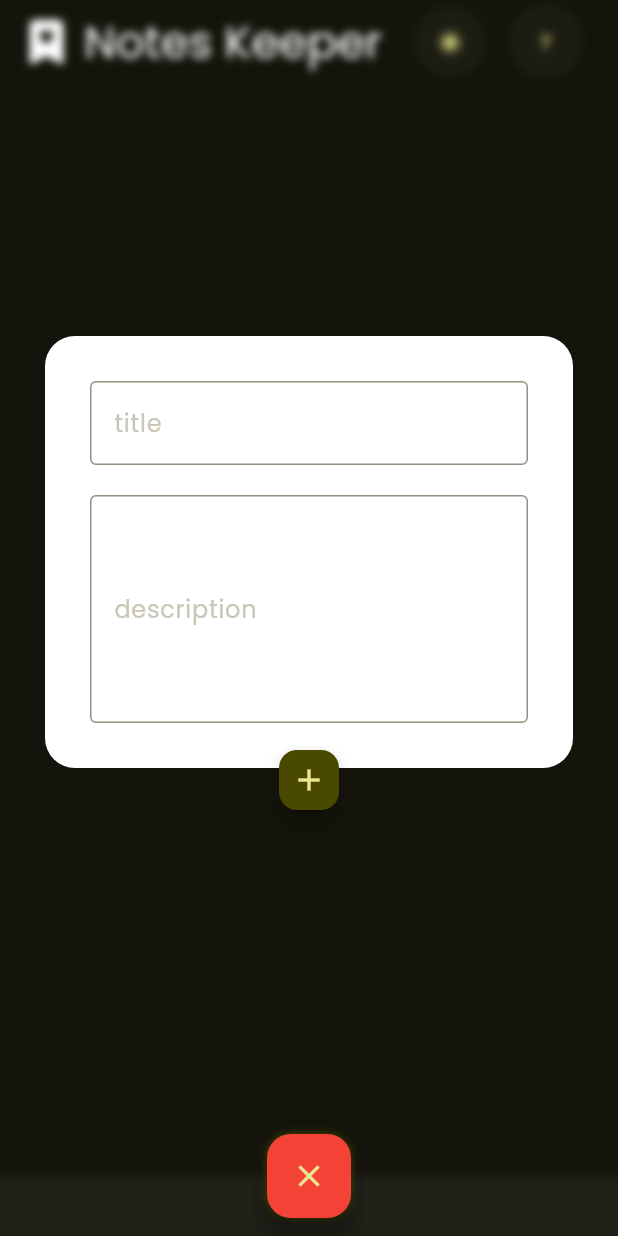
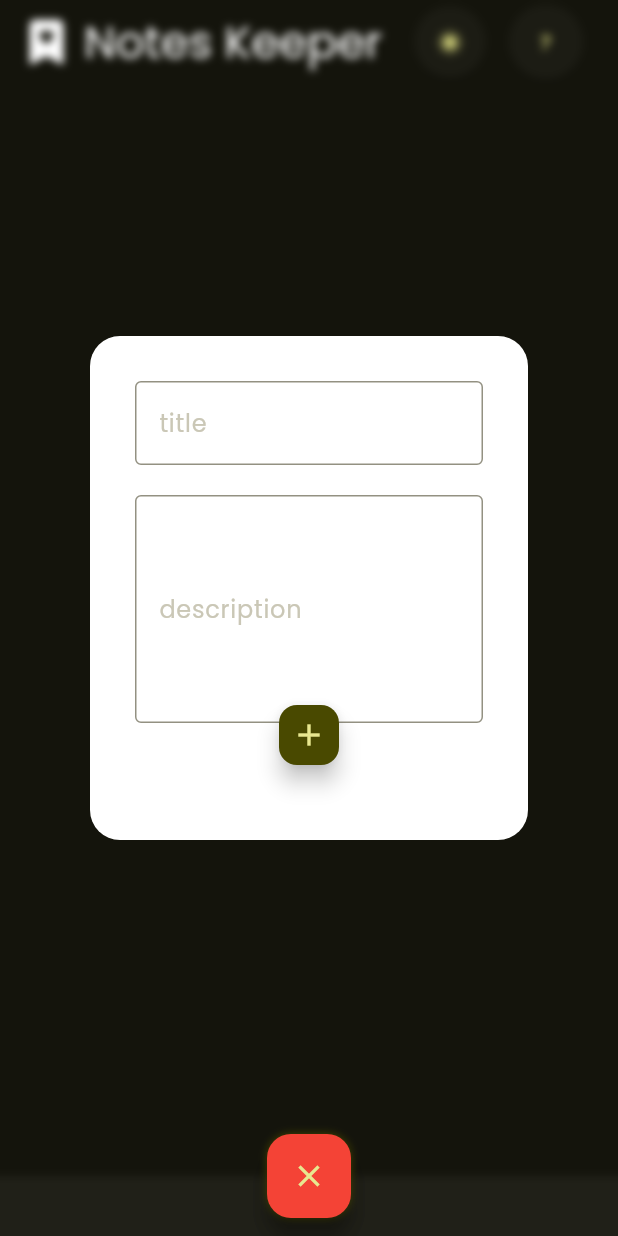
Before and after one commit to MohamedS18/notes_keeper_app, a Flutter app: the Home screen opened directly, after a tap on the "nightlight round" icon, after a tap on the "add" icon, on a phone screen of 412 x 824 dp. Run offline on Flutter 3.47's test engine with Material 3 defaults, Android fonts, the light colour scheme and no system bars; our stand-ins replace flutter_svg, google_fonts; network calls fail.

Commit message:
debugged add button issue

```diff
--- a/lib/home.dart
+++ b/lib/home.dart
@@ -155,29 +155,24 @@ class _HomeState extends State<Home> {
                 children: [
                   Padding(
                     padding: const EdgeInsets.all(30.0),
-                    child: Column(
-                      mainAxisAlignment: MainAxisAlignment.center,
+                    child: Stack(
                       children: [
                         Positioned.fill(
                           child: BackdropFilter(
                             filter: ImageFilter.blur(sigmaX: 3, sigmaY: 3),
-                            child: Container(
-                              color: const Color.fromARGB(
-                                255,
-                                158,
-                                158,
-                                158,
-                              ).withAlpha((0.2 * 255).toInt()),
+                            child: Container(),
                           ),
                         ),
-                        ),
-                        Container(
+                        Center(
+                          child: Container(
                             padding: EdgeInsets.all(30),
+                            margin: EdgeInsets.symmetric(horizontal: 30),
                             decoration: BoxDecoration(
                               color: Colors.white,
                               borderRadius: BorderRadius.circular(20),
                             ),
                             child: Column(
+                              mainAxisSize: MainAxisSize.min,
                               children: [
                                 TextField(
                                   controller: title,
@@ -193,9 +188,6 @@ class _HomeState extends State<Home> {
                                   decoration: InputDecoration(
                                     label: Text("description"),
                                     border: OutlineInputBorder(),
-                                ),
-                              ),
-                            ],
                                   ),
                                 ),
                                 Align(
@@ -226,6 +218,10 @@ class _HomeState extends State<Home> {
                               ],
                             ),
                           ),
+                        ),
+                      ],
+                    ),
+                  ),
                 ],
               ),
               floatingActionButtonLocation:
--- a/lib/main.dart
+++ b/lib/main.dart
@@ -27,9 +27,9 @@ class _MainAppState extends State<MainApp> {
           debugShowCheckedModeBanner: false,
           title: "Notes Keeper",
           theme: ThemeData(
-            textTheme: GoogleFonts.poppinsTextTheme().apply(
-              fontFamilyFallback: ['Roboto', 'Arial'],
-            ),
+            fontFamily: 'Poppins',
+            fontFamilyFallback: ['Roboto', 'Arial'],
+            textTheme: GoogleFonts.poppinsTextTheme(),
             useMaterial3: true,
             colorScheme: ColorScheme.fromSeed(
               seedColor: const Color.fromARGB(255, 255, 255, 7),
```
Lines whose indentation alone changed are shown as unchanged.
